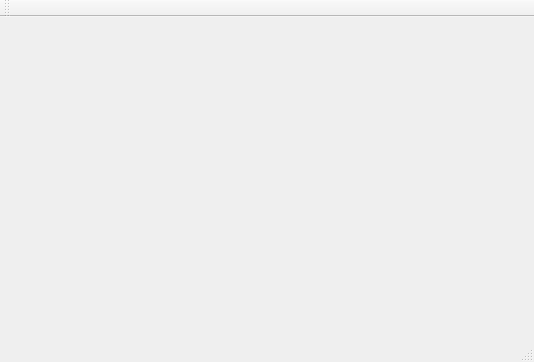
This is mainwindow.ui in Funjy/RF_60x_QuadView_w as Qt 5 draws it before an edit. The edited form follows.
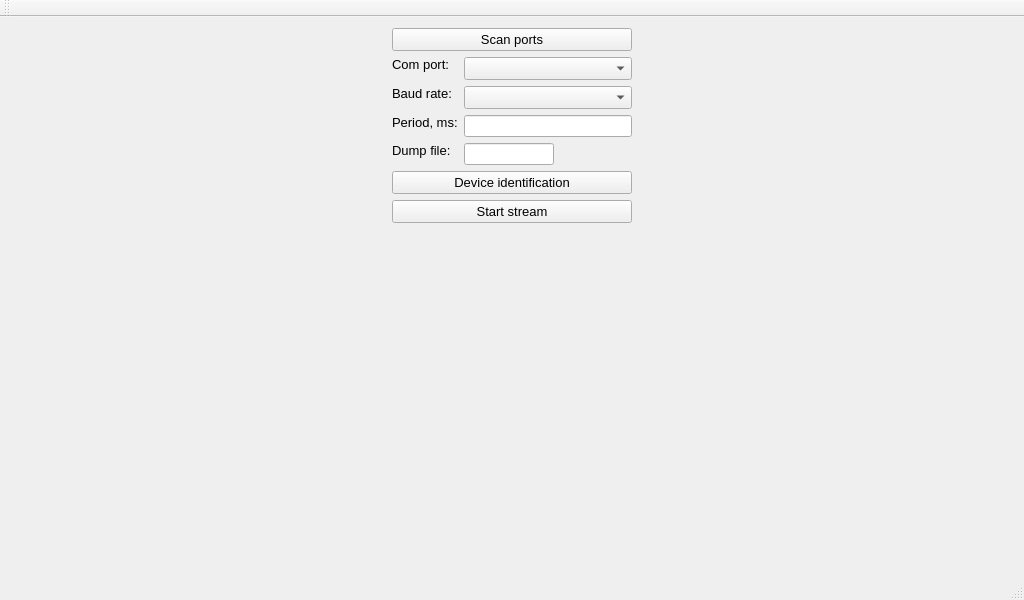
This is the edited form.

What changed in the file:
```diff
--- a/mainwindow.ui
+++ b/mainwindow.ui
@@ -6,8 +6,8 @@
    <rect>
     <x>0</x>
     <y>0</y>
-    <width>534</width>
-    <height>362</height>
+    <width>1024</width>
+    <height>600</height>
    </rect>
   </property>
   <property name="windowTitle">
@@ -16,7 +16,225 @@
   <widget class="QWidget" name="centralWidget">
    <layout class="QHBoxLayout" name="horizontalLayout">
     <item>
-     <layout class="QVBoxLayout" name="ParametersLayout"/>
+     <layout class="QVBoxLayout" name="ParametersLayout">
+      <item>
+       <widget class="QPushButton" name="scanPortsButton">
+        <property name="sizePolicy">
+         <sizepolicy hsizetype="Minimum" vsizetype="Maximum">
+          <horstretch>0</horstretch>
+          <verstretch>0</verstretch>
+         </sizepolicy>
+        </property>
+        <property name="maximumSize">
+         <size>
+          <width>240</width>
+          <height>16777215</height>
+         </size>
+        </property>
+        <property name="font">
+         <font>
+          <pointsize>10</pointsize>
+         </font>
+        </property>
+        <property name="text">
+         <string>Scan ports</string>
+        </property>
+       </widget>
+      </item>
+      <item>
+       <layout class="QFormLayout" name="formLayout">
+        <item row="0" column="0">
+         <widget class="QLabel" name="label">
+          <property name="sizePolicy">
+           <sizepolicy hsizetype="Maximum" vsizetype="Maximum">
+            <horstretch>0</horstretch>
+            <verstretch>0</verstretch>
+           </sizepolicy>
+          </property>
+          <property name="font">
+           <font>
+            <pointsize>10</pointsize>
+           </font>
+          </property>
+          <property name="text">
+           <string>Com port:</string>
+          </property>
+         </widget>
+        </item>
+        <item row="0" column="1">
+         <widget class="QComboBox" name="comPortsBox">
+          <property name="sizePolicy">
+           <sizepolicy hsizetype="Ignored" vsizetype="Fixed">
+            <horstretch>0</horstretch>
+            <verstretch>0</verstretch>
+           </sizepolicy>
+          </property>
+          <property name="font">
+           <font>
+            <pointsize>10</pointsize>
+           </font>
+          </property>
+         </widget>
+        </item>
+        <item row="1" column="0">
+         <widget class="QLabel" name="label_2">
+          <property name="sizePolicy">
+           <sizepolicy hsizetype="Maximum" vsizetype="Maximum">
+            <horstretch>0</horstretch>
+            <verstretch>0</verstretch>
+           </sizepolicy>
+          </property>
+          <property name="font">
+           <font>
+            <pointsize>10</pointsize>
+           </font>
+          </property>
+          <property name="text">
+           <string>Baud rate:</string>
+          </property>
+         </widget>
+        </item>
+        <item row="1" column="1">
+         <widget class="QComboBox" name="comSpeedBox">
+          <property name="sizePolicy">
+           <sizepolicy hsizetype="Ignored" vsizetype="Fixed">
+            <horstretch>0</horstretch>
+            <verstretch>0</verstretch>
+           </sizepolicy>
+          </property>
+          <property name="font">
+           <font>
+            <pointsize>10</pointsize>
+           </font>
+          </property>
+         </widget>
+        </item>
+        <item row="2" column="0">
+         <widget class="QLabel" name="label_3">
+          <property name="sizePolicy">
+           <sizepolicy hsizetype="Maximum" vsizetype="Maximum">
+            <horstretch>0</horstretch>
+            <verstretch>0</verstretch>
+           </sizepolicy>
+          </property>
+          <property name="font">
+           <font>
+            <pointsize>10</pointsize>
+           </font>
+          </property>
+          <property name="text">
+           <string>Period, ms:</string>
+          </property>
+         </widget>
+        </item>
+        <item row="3" column="0">
+         <widget class="QLabel" name="label_4">
+          <property name="sizePolicy">
+           <sizepolicy hsizetype="Maximum" vsizetype="Maximum">
+            <horstretch>0</horstretch>
+            <verstretch>0</verstretch>
+           </sizepolicy>
+          </property>
+          <property name="font">
+           <font>
+            <pointsize>10</pointsize>
+           </font>
+          </property>
+          <property name="text">
+           <string>Dump file:</string>
+          </property>
+         </widget>
+        </item>
+        <item row="2" column="1">
+         <widget class="QLineEdit" name="periodBox">
+          <property name="sizePolicy">
+           <sizepolicy hsizetype="Ignored" vsizetype="Maximum">
+            <horstretch>0</horstretch>
+            <verstretch>0</verstretch>
+           </sizepolicy>
+          </property>
+         </widget>
+        </item>
+        <item row="3" column="1">
+         <widget class="QLineEdit" name="dumpFileBox">
+          <property name="sizePolicy">
+           <sizepolicy hsizetype="Minimum" vsizetype="Maximum">
+            <horstretch>0</horstretch>
+            <verstretch>0</verstretch>
+           </sizepolicy>
+          </property>
+          <property name="maximumSize">
+           <size>
+            <width>90</width>
+            <height>16777215</height>
+           </size>
+          </property>
+         </widget>
+        </item>
+       </layout>
+      </item>
+      <item>
+       <widget class="QPushButton" name="connectButton">
+        <property name="sizePolicy">
+         <sizepolicy hsizetype="Minimum" vsizetype="Fixed">
+          <horstretch>0</horstretch>
+          <verstretch>0</verstretch>
+         </sizepolicy>
+        </property>
+        <property name="maximumSize">
+         <size>
+          <width>240</width>
+          <height>16777215</height>
+         </size>
+        </property>
+        <property name="font">
+         <font>
+          <pointsize>10</pointsize>
+         </font>
+        </property>
+        <property name="text">
+         <string>Device identification</string>
+        </property>
+       </widget>
+      </item>
+      <item>
+       <widget class="QPushButton" name="streamButton">
+        <property name="sizePolicy">
+         <sizepolicy hsizetype="Minimum" vsizetype="Fixed">
+          <horstretch>0</horstretch>
+          <verstretch>0</verstretch>
+         </sizepolicy>
+        </property>
+        <property name="maximumSize">
+         <size>
+          <width>240</width>
+          <height>16777215</height>
+         </size>
+        </property>
+        <property name="font">
+         <font>
+          <pointsize>10</pointsize>
+         </font>
+        </property>
+        <property name="text">
+         <string>Start stream</string>
+        </property>
+       </widget>
+      </item>
+      <item>
+       <spacer name="verticalSpacer">
+        <property name="orientation">
+         <enum>Qt::Vertical</enum>
+        </property>
+        <property name="sizeHint" stdset="0">
+         <size>
+          <width>1</width>
+          <height>40</height>
+         </size>
+        </property>
+       </spacer>
+      </item>
+     </layout>
     </item>
     <item>
      <layout class="QGridLayout" name="graphsLayout"/>
```
Left out of the diff: 2 changed lines with no effect on the pictures.
